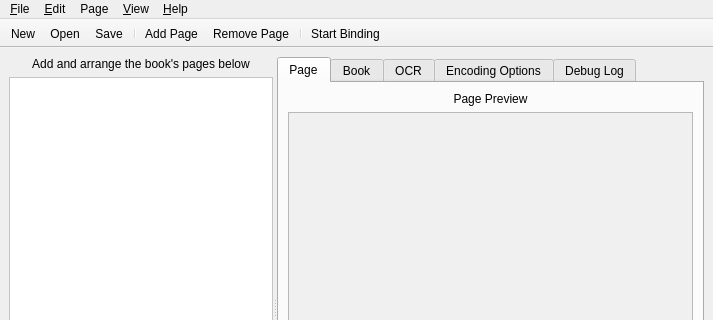
Qt form ui/gui.ui (Blender3D/Bindery) before a commit; both pictures show x 0 to 713 and y 0 to 320 of the 713 by 566 pixel window.
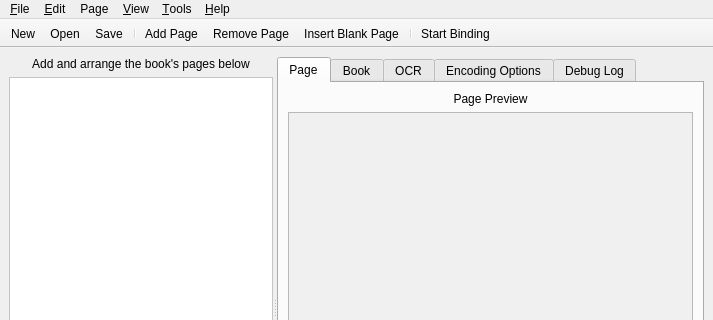
The same form after that commit. Icons and pictures are not drawn. Custom widgets are drawn as their Qt base class.

Commit message: Finally got rid of all djvubind files. Added "Add Blank Page" function.

What changed in the file:
```diff
--- a/ui/gui.ui
+++ b/ui/gui.ui
@@ -1067,10 +1067,17 @@
     <addaction name="addPageMenuItem"/>
     <addaction name="removePageMenuItem"/>
    </widget>
+   <widget class="QMenu" name="menu_Tools">
+    <property name="title">
+     <string>&amp;Tools</string>
+    </property>
+    <addaction name="insertBlankPageMenuItem"/>
+   </widget>
    <addaction name="menuFile"/>
    <addaction name="menuEdit"/>
    <addaction name="menuPage"/>
    <addaction name="menuView"/>
+   <addaction name="menu_Tools"/>
    <addaction name="menuAbout"/>
   </widget>
   <widget class="QToolBar" name="toolBar">
@@ -1089,6 +1096,7 @@
    <addaction name="separator"/>
    <addaction name="addPageMenuItem"/>
    <addaction name="removePageMenuItem"/>
+   <addaction name="insertBlankPageMenuItem"/>
    <addaction name="separator"/>
    <addaction name="startBindingMenuItem"/>
   </widget>
@@ -1228,6 +1236,14 @@
     <string>Start Binding</string>
    </property>
   </action>
+  <action name="insertBlankPageMenuItem">
+   <property name="text">
+    <string>Insert Blank Page</string>
+   </property>
+   <property name="iconVisibleInMenu">
+    <bool>true</bool>
+   </property>
+  </action>
  </widget>
  <customwidgets>
   <customwidget>
```
Left out of the diff: 25 changed lines with no effect on the pictures. The commit also changes 16 other files.
